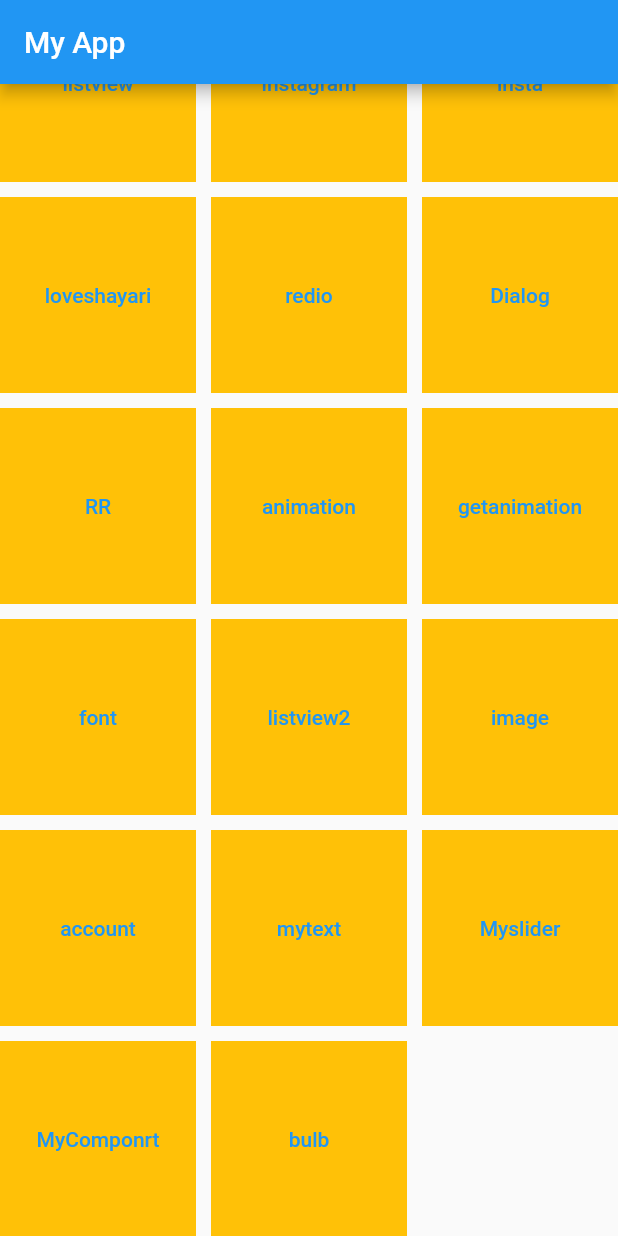
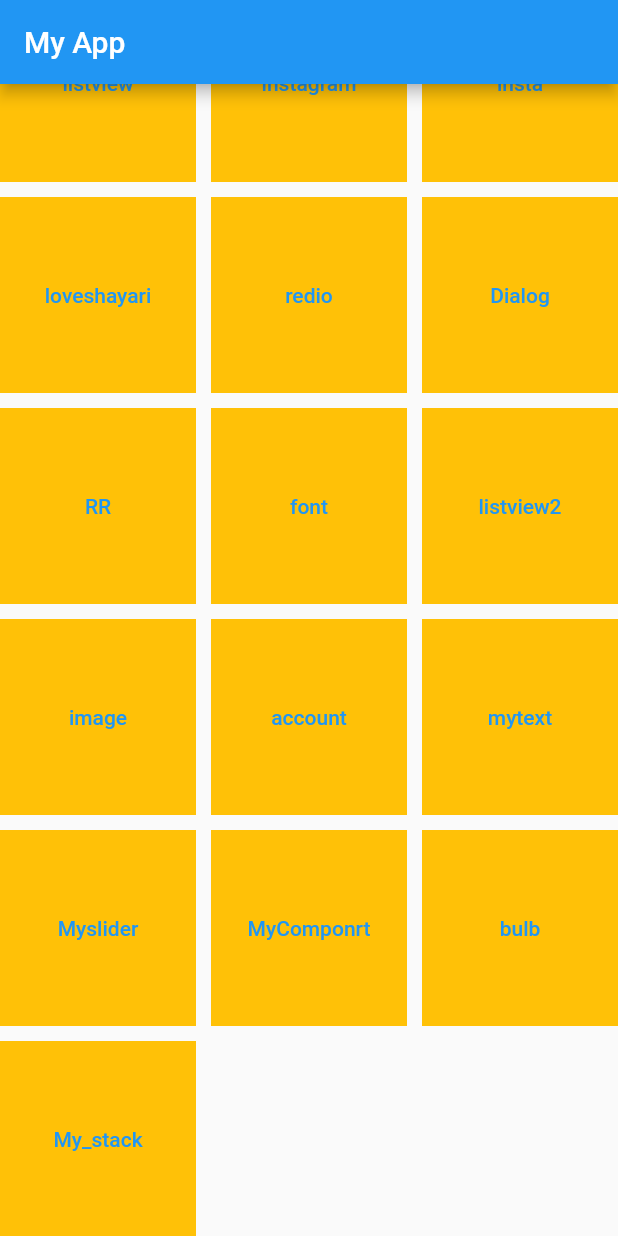
Before and after one commit to mangukiyaRitul/myhome, a Flutter app: the screen it shows after launch, scrolled down 206 dp, on a phone screen of 412 x 824 dp. Run offline on Flutter 3.47's test engine with Material 2 defaults, Android fonts, the phone set to English and light mode, and no system bars; our stand-ins replace getwidget, image_picker, rive, shared_preferences; project files that could hold a hidden picture were left out.

Commit message:
Initial commit

```diff
--- a/lib/Mycostem_texform.dart
+++ b/lib/Mycostem_texform.dart
@@ -69,7 +69,7 @@ class MyText extends StatelessWidget {
 
         focusedErrorBorder:OutlineInputBorder(
           borderRadius: BorderRadius.circular(25),
-          borderSide: BorderSide(width: 3,color: Colors.red.shade900 ),
+          borderSide: BorderSide(width: 2,color: Colors.red.shade900 ),
         ),
 
        errorStyle: TextStyle(
@@ -79,13 +79,13 @@ class MyText extends StatelessWidget {
 
         errorBorder:OutlineInputBorder(
           borderRadius: BorderRadius.circular(15),
-          borderSide: BorderSide(width: 3,color: Colors.red.shade600 ),
+          borderSide: BorderSide(width: 2,color: Colors.red.shade600 ),
         ),
 
 
         focusedBorder: OutlineInputBorder(
           borderRadius: BorderRadius.circular(25),
-          borderSide: BorderSide(width: 3, color: Color(0xff6B728E)),
+          borderSide: BorderSide(width: 2, color: Color(0xff6B728E)),
         ),
       ),
     );
--- a/lib/RR.dart
+++ b/lib/RR.dart
@@ -1,7 +1,5 @@
 import 'package:flutter/foundation.dart';
 import 'package:flutter/material.dart';
-import 'package:getwidget/components/button/gf_button.dart';
-import 'package:getwidget/size/gf_size.dart';
 import 'package:ritul/second.dart';
 import 'package:shared_preferences/shared_preferences.dart';
 class RR extends StatefulWidget {
--- a/lib/getwidget.dart
+++ /dev/null
@@ -1,29 +0,0 @@
-import 'package:flutter/cupertino.dart';
-import 'package:flutter/material.dart';
-import 'package:getwidget/components/button/gf_button.dart';
-
-class getanimation extends StatefulWidget {
-  const getanimation({Key? key}) : super(key: key);
-
-  @override
-  State<getanimation> createState() => _getanimationState();
-}
-
-class _getanimationState extends State<getanimation> {
-  @override
-  Widget build(BuildContext context) {
-    return Scaffold(
-      body: Container(
-        child: Column(
-          children: [
-            GFButton(
-              onPressed: (){},
-              text: "Primary",
-            ),
-
-          ],
-        ),
-      ),
-    );
-  }
-}
--- a/lib/main.dart
+++ b/lib/main.dart
@@ -8,10 +8,11 @@ import 'package:ritul/sudocu.dart';
 import 'package:ritul/tictac.dart';
 import 'Dialog.dart';
 import 'MyComponent.dart';
+import 'My_stak.dart';
+import 'RR.dart';
 import 'account.dart';
 import 'async.dart';
 import 'font.dart';
-import 'getwidget.dart';
 import 'image_capser.dart';
 import 'instagram.dart';
 import 'listview2.dart';
@@ -51,7 +52,7 @@ class _MyAppState extends State<MyApp> {
         'redio':(context) =>redio(),
         'Dialog':(context) =>dialog(),
         ' async':(context) => async(),
-        ' getanimation':(context) => getanimation(),
+        'RR':(context) => RR(),
         'font':(context) => font(),
         'listview2':(context) => listview2(),
         'image':(context) => image(),
@@ -60,6 +61,7 @@ class _MyAppState extends State<MyApp> {
         'Myslider':(context) => Myslider(),
         'MyComponrt':(context) => MyComponrt(),
         'bulb':(context) => bulb(),
+        'My_stack':(context) => My_stack(),
       },
       home:MyHomePage(),debugShowCheckedModeBanner: false,
     );
--- a/lib/myhomepage.dart
+++ b/lib/myhomepage.dart
@@ -21,8 +21,6 @@ class _MyHomePageState extends State<MyHomePage> {
       'redio',
       'Dialog',
       'RR',
-      'animation',
-      'getanimation',
       'font',
       'listview2',
       'image',
@@ -31,6 +29,7 @@ class _MyHomePageState extends State<MyHomePage> {
       'Myslider',
       'MyComponrt',
       'bulb',
+      'My_stack',
     ];
     return Scaffold(
       appBar: AppBar(title: Text('My App'),),
```
Also changed, not shown: lib/MyComponent.dart (+12 -2 lines), lib/My_stak.dart (added, +45 -0 lines), lib/classimagepikar.dart (+6 -6 lines), lib/image_capser.dart (+46 -13 lines).
